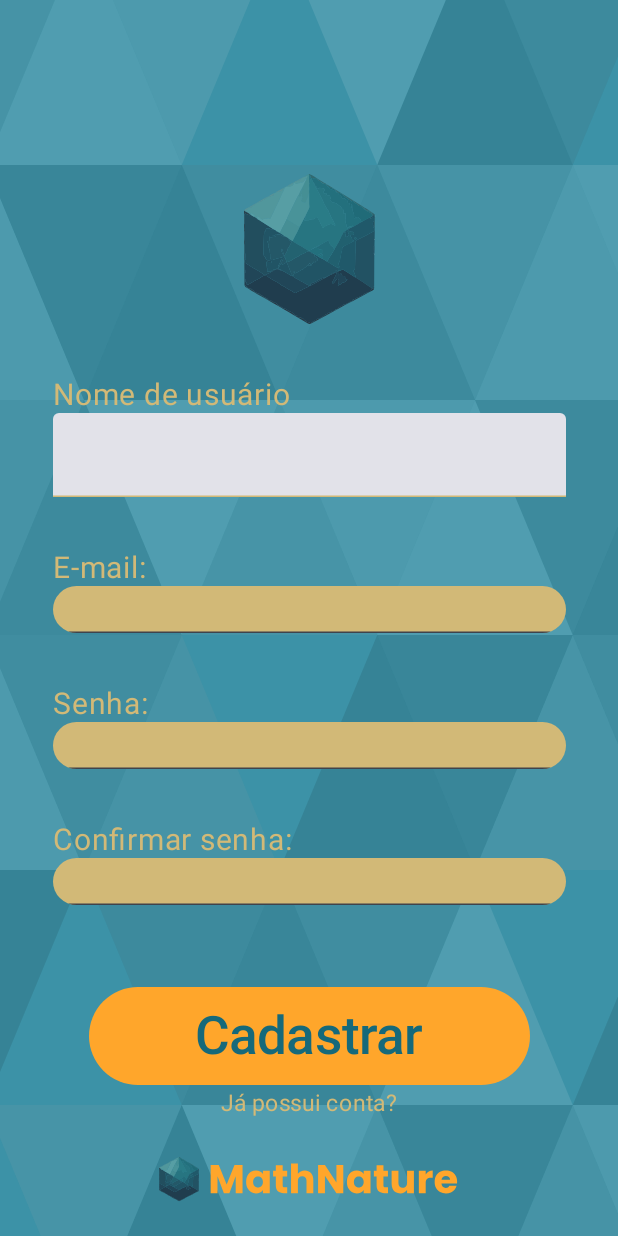
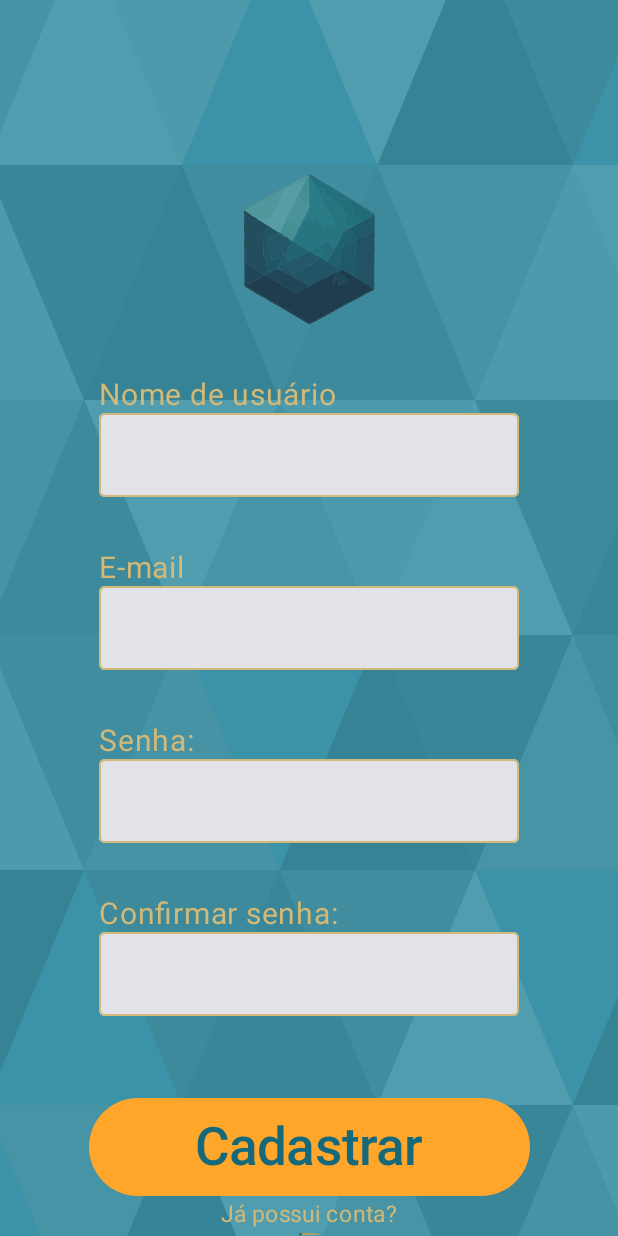
Before and after one commit to MuriloCoelho01/Aventureiros_das_formas, an Android app built with Jetpack Compose: the cadastro screen opened through its navigation route, on a phone screen of 412 x 824 dp. Run offline under Robolectric (Android 15) with nearby library versions, the phone set to English and light mode, and no system bars.

```diff
--- a/app/src/main/java/com/demoday/aventuras_formasproibida/Cadastro.kt
+++ b/app/src/main/java/com/demoday/aventuras_formasproibida/Cadastro.kt
@@ -11,6 +11,7 @@ import androidx.compose.foundation.layout.width
 import androidx.compose.foundation.shape.RoundedCornerShape
 import androidx.compose.material3.Button
 import androidx.compose.material3.ButtonDefaults
+import androidx.compose.material3.OutlinedTextField
 import androidx.compose.material3.Text
 import androidx.compose.material3.TextField
 import androidx.compose.runtime.Composable
@@ -35,6 +36,7 @@ import com.demoday.aventuras_formasproibida.ui.theme.Aventuras_FormasProibidaThe
 
 @Composable
 fun Cadastro(navController: NavController) {
+    var valor = ""
 
     var email = remember {
         mutableStateOf("")}
@@ -72,11 +74,9 @@ fun Cadastro(navController: NavController) {
                 fontSize = 20.sp,
                 color = Color(0xFFFFD2B977)
             )
-            TextField(
-                modifier = Modifier
-                    .width(342.dp),
-                value = email.value,
-                onValueChange = {novotexto -> email.value = novotexto},
+            OutlinedTextField(
+                value = "",
+                onValueChange = { text = it.toString()},
                 colors = TextFieldDefaults.colors(
                     unfocusedIndicatorColor = Color(0xFFFD2B977)
                 )
@@ -89,20 +89,19 @@ fun Cadastro(navController: NavController) {
                 .padding(top = 35.dp)
         ) {
             Text(
-                text = "E-mail:",
+                text = "E-mail",
                 fontSize = 20.sp,
                 color = Color(0xFFFFD2B977)
             )
-            TextField(
-                modifier = Modifier
-                    .padding()
-                    .height(31.dp)
-                    .width(342.dp), shape = RoundedCornerShape(25.dp),
-                value = "", onValueChange = {},
+            OutlinedTextField(
+                value = "",
+                onValueChange = { text = it.toString()},
                 colors = TextFieldDefaults.colors(
-                    unfocusedContainerColor = Color(0xFFFD2B977)
+                    unfocusedIndicatorColor = Color(0xFFFD2B977)
                 )
+
             )
+
         }
         Column(
             modifier = Modifier
@@ -113,16 +112,15 @@ fun Cadastro(navController: NavController) {
                 fontSize = 20.sp,
                 color = Color(0xFFFFD2B977)
             )
-            TextField(
-                modifier = Modifier
-                    .padding()
-                    .height(31.dp)
-                    .width(342.dp), shape = RoundedCornerShape(25.dp),
-                value = "", onValueChange = {},
+            OutlinedTextField(
+                value = "",
+                onValueChange = { text = it.toString()},
                 colors = TextFieldDefaults.colors(
-                    unfocusedContainerColor = Color(0xFFFD2B977)
+                    unfocusedIndicatorColor = Color(0xFFFD2B977)
                 )
+
             )
+
         }
         Column(
             modifier = Modifier
@@ -133,21 +131,15 @@ fun Cadastro(navController: NavController) {
                 fontSize = 20.sp,
                 color = Color(0xFFFFD2B977)
             )
-            TextField(
-                modifier = Modifier
-                    .padding()
-                    .height(31.dp)
-                    .width(342.dp), shape = RoundedCornerShape(25.dp),
-                value = "", onValueChange = {newText ->
-                    text = newText
-                },
+            OutlinedTextField(
+                value = "",
+                onValueChange = { text = it.toString()},
+                colors = TextFieldDefaults.colors(
+                    unfocusedIndicatorColor = Color(0xFFFD2B977)
+                )
 
-                colors = TextFieldDefaults.colors(
-                    unfocusedContainerColor = Color(0xFFFD2B977),
-                    unfocusedTextColor = Color(0xFFFF000000),
-                    focusedTextColor = Color(0xFFFF000000)
-                )
             )
+
         }
 
         Column(
--- a/app/src/main/java/com/demoday/aventuras_formasproibida/MainActivity.kt
+++ b/app/src/main/java/com/demoday/aventuras_formasproibida/MainActivity.kt
@@ -73,6 +73,8 @@ fun Inicio() {
                     composable("enter") { Entrar(navController) }
                     composable("home") { TelaInicio(navController) }
                     composable("circulo") { Circulo(navController) }
+                    composable("quadrado") { Quadrado(navController) }
+                    composable("retangulo") { Retangulo(navController) }
 
 
 
--- /dev/null
+++ b/app/src/main/res/drawable/espa_odecalculo.xml
@@ -0,0 +1,15 @@
+<vector xmlns:android="http://schemas.android.com/apk/res/android"
+    android:width="64dp"
+    android:height="17dp"
+    android:viewportWidth="64"
+    android:viewportHeight="17">
+  <path
+      android:pathData="M0,0h2v17h-2z"
+      android:fillColor="#FFA62B"/>
+  <path
+      android:pathData="M62,0h2v17h-2z"
+      android:fillColor="#FFA62B"/>
+  <path
+      android:pathData="M0,17l0,-2l63,-0l0,2z"
+      android:fillColor="#FFA62B"/>
+</vector>
--- /dev/null
+++ b/app/src/main/res/drawable/quadradopa.xml
@@ -0,0 +1,12 @@
+<vector xmlns:android="http://schemas.android.com/apk/res/android"
+    android:width="69dp"
+    android:height="69dp"
+    android:viewportWidth="69"
+    android:viewportHeight="69">
+  <path
+      android:strokeWidth="1"
+      android:pathData="M0.5,0.5h68v68h-68z"
+      android:fillColor="#FFA62B"
+      android:fillAlpha="0.1"
+      android:strokeColor="#FFA62B"/>
+</vector>
```
Also changed, not shown: app/src/main/java/com/demoday/aventuras_formasproibida/Entrar.kt (+52 -38 lines), app/src/main/java/com/demoday/aventuras_formasproibida/TelaInicio.kt (+12 -85 lines), app/src/main/java/com/demoday/aventuras_formasproibida/TelasCalculos.kt (added, +463 -0 lines), app/src/main/res/drawable/retangulopa.xml (added, +12 -0 lines), app/src/main/res/drawable/vector1.png (added).
